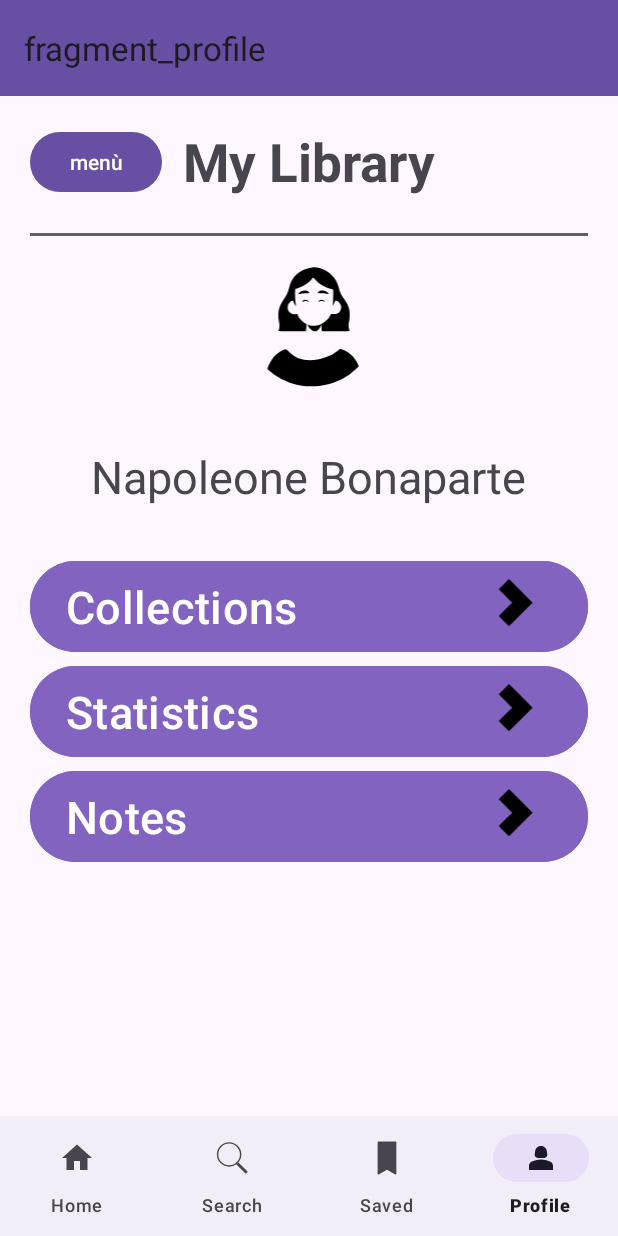
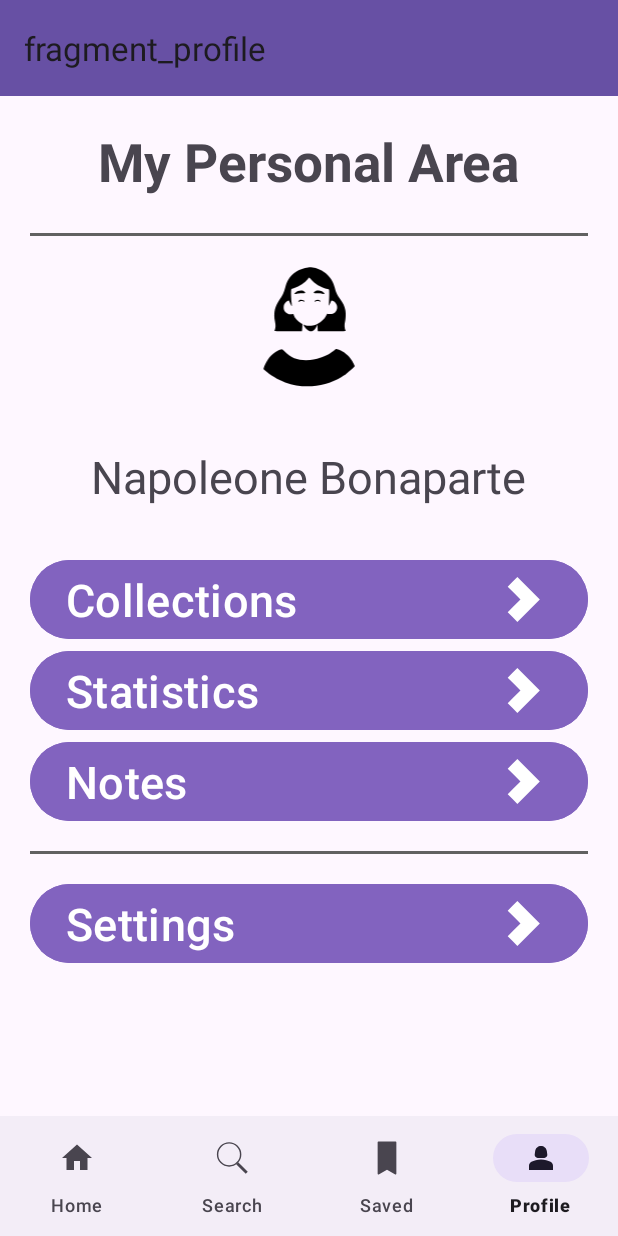
Before and after one commit to Mattia-LT/Readify, an Android app: the ProfileFragment screen opened through its navigation route, on a phone screen of 412 x 824 dp. Run offline under Robolectric (Android 15) with nearby library versions, the phone set to English and light mode, and no system bars; our stand-ins replace navigation-ui.

Commit message:
added settings in personal area added resource strings corrected dimensions arrow icon

```diff
--- /dev/null
+++ b/app/src/main/res/drawable/arrow_right_icon.xml
@@ -0,0 +1,10 @@
+<vector xmlns:android="http://schemas.android.com/apk/res/android"
+    android:width="393dp"
+    android:height="393dp"
+    android:viewportWidth="393"
+    android:viewportHeight="393">
+  <path
+      android:pathData="M153.2,42.2l-42.2,42.3 55.7,55.7 55.8,55.8 -55.8,55.8 -55.7,55.7 42.3,42.3 42.2,42.2 98,-98 98,-98 -98,-98 -98,-98 -42.3,42.2z"
+      android:fillColor="#000000"
+      android:strokeColor="#00000000"/>
+</vector>
--- a/app/src/main/res/layout/fragment_profile.xml
+++ b/app/src/main/res/layout/fragment_profile.xml
@@ -14,95 +14,85 @@
         app:layout_constraintEnd_toEndOf="parent"
         app:layout_constraintStart_toStartOf="parent"
         app:layout_constraintTop_toTopOf="parent"
-        android:padding="20dp">
+        android:padding="20sp" >
 
-        <Button
-            android:id="@+id/button"
+        <TextView
+            android:id="@+id/personal_area_title"
             android:layout_width="wrap_content"
             android:layout_height="wrap_content"
-            android:text="menù"
-            app:layout_constraintStart_toStartOf="parent"
-            app:layout_constraintTop_toTopOf="parent" />
-
-        <TextView
-            android:id="@+id/textView"
-            android:layout_width="wrap_content"
-            android:layout_height="wrap_content"
-            android:text="My Library"
-            android:textSize="35dp"
+            android:text="@string/pa_title"
+            android:textSize="35sp"
             android:textStyle="bold"
             app:layout_constraintEnd_toEndOf="parent"
             app:layout_constraintStart_toStartOf="parent"
             app:layout_constraintTop_toTopOf="parent" />
 
         <View
-            android:id="@+id/view"
             android:layout_width="match_parent"
-            android:layout_height="2dp"
+            android:layout_height="2sp"
             android:layout_marginTop="24dp"
             android:background="@color/google_login_text"
             app:layout_constraintEnd_toEndOf="parent"
             app:layout_constraintStart_toStartOf="parent"
-            app:layout_constraintTop_toBottomOf="@+id/textView" />
+            app:layout_constraintTop_toBottomOf="@+id/personal_area_title" />
 
         <ImageView
-            android:id="@+id/imageView"
-            android:layout_width="150dp"
-            android:layout_height="150dp"
-            android:layout_marginTop="8dp"
+            android:id="@+id/profile_image"
+            android:layout_width="150sp"
+            android:layout_height="150sp"
+            android:layout_marginTop="8sp"
             android:src="@drawable/ic_profile_image"
             app:layout_constraintEnd_toEndOf="parent"
-            app:layout_constraintHorizontal_bias="0.513"
             app:layout_constraintStart_toStartOf="parent"
-            app:layout_constraintTop_toBottomOf="@+id/textView" />
+            app:layout_constraintTop_toBottomOf="@+id/personal_area_title"
+            android:contentDescription="@string/pa_description_photo"/>
 
         <TextView
-            android:id="@+id/textView2"
+            android:id="@+id/textView"
             android:layout_width="wrap_content"
             android:layout_height="wrap_content"
-            android:layout_marginTop="8dp"
+            android:layout_marginTop="8sp"
             android:text="Napoleone Bonaparte"
-            android:textSize="30dp"
+            android:textSize="30sp"
             app:layout_constraintEnd_toEndOf="parent"
             app:layout_constraintStart_toStartOf="parent"
-            app:layout_constraintTop_toBottomOf="@+id/imageView" />
+            app:layout_constraintTop_toBottomOf="@+id/profile_image" />
 
         <LinearLayout
             android:id="@+id/linearLayout"
             android:layout_width="match_parent"
             android:layout_height="wrap_content"
-            android:layout_marginTop="80dp"
+            android:layout_marginTop="80sp"
             android:orientation="vertical"
             app:layout_constraintEnd_toEndOf="parent"
-            app:layout_constraintHorizontal_bias="0.6"
             app:layout_constraintStart_toStartOf="parent"
-            app:layout_constraintTop_toBottomOf="@+id/imageView">
+            app:layout_constraintTop_toBottomOf="@+id/profile_image">
 
             <androidx.constraintlayout.widget.ConstraintLayout
                 android:layout_width="match_parent"
                 android:layout_height="wrap_content">
 
                 <Button
-                    android:id="@+id/button2"
+                    android:id="@+id/collections"
                     android:layout_width="match_parent"
                     android:layout_height="wrap_content"
                     android:backgroundTint="@color/light_purple"
-                    android:gravity="left"
-                    android:paddingTop="10dp"
-                    android:paddingBottom="10dp"
-                    android:text="Collections"
-                    android:textSize="30dp"
+                    android:gravity="start"
+                    android:text="@string/pa_collections"
+                    android:textSize="30sp"
                     app:layout_constraintBottom_toBottomOf="parent"
                     app:layout_constraintTop_toTopOf="parent" />
 
                 <ImageView
-                    android:layout_width="70dp"
-                    android:layout_height="70dp"
-                    android:layout_marginEnd="16dp"
-                    android:src="@drawable/ic_arrow"
-                    app:layout_constraintBottom_toBottomOf="@+id/button2"
-                    app:layout_constraintEnd_toEndOf="@+id/button2"
-                    app:layout_constraintTop_toTopOf="@+id/button2" />
+                    android:layout_width="30sp"
+                    android:layout_height="30sp"
+                    android:layout_marginEnd="32dp"
+                    android:src="@drawable/arrow_right_icon"
+                    app:layout_constraintBottom_toBottomOf="parent"
+                    app:layout_constraintEnd_toEndOf="@+id/collections"
+                    app:layout_constraintTop_toTopOf="@+id/collections"
+                    app:tint="@color/white"
+                    android:contentDescription="@string/pa_description_arrow"/>
 
             </androidx.constraintlayout.widget.ConstraintLayout>
 
@@ -111,26 +101,27 @@
                 android:layout_height="wrap_content">
 
                 <Button
-                    android:id="@+id/button3"
+                    android:id="@+id/statistics"
                     android:layout_width="match_parent"
                     android:layout_height="wrap_content"
                     android:backgroundTint="@color/light_purple"
-                    android:gravity="left"
-                    android:paddingTop="10dp"
-                    android:paddingBottom="10dp"
-                    android:text="Statistics"
-                    android:textSize="30dp"
+                    android:gravity="start"
+
+                    android:text="@string/pa_stats"
+                    android:textSize="30sp"
                     app:layout_constraintBottom_toBottomOf="parent"
                     app:layout_constraintTop_toTopOf="parent" />
 
                 <ImageView
-                    android:layout_width="70dp"
-                    android:layout_height="70dp"
-                    android:layout_marginEnd="16dp"
-                    android:src="@drawable/ic_arrow"
-                    app:layout_constraintBottom_toBottomOf="@+id/button3"
-                    app:layout_constraintEnd_toEndOf="@+id/button3"
-                    app:layout_constraintTop_toTopOf="@+id/button3" />
+                    android:layout_width="30sp"
+                    android:layout_height="30sp"
+                    android:layout_marginEnd="32dp"
+                    android:src="@drawable/arrow_right_icon"
+                    app:layout_constraintBottom_toBottomOf="@+id/statistics"
+                    app:layout_constraintEnd_toEndOf="@+id/statistics"
+                    app:layout_constraintTop_toTopOf="@+id/statistics"
+                    app:tint="@color/white"
+                    android:contentDescription="@string/pa_description_arrow"/>
 
             </androidx.constraintlayout.widget.ConstraintLayout>
 
@@ -139,30 +130,75 @@
                 android:layout_height="wrap_content">
 
                 <Button
-                    android:id="@+id/button4"
+                    android:id="@+id/notes"
                     android:layout_width="match_parent"
                     android:layout_height="wrap_content"
                     android:backgroundTint="@color/light_purple"
-                    android:gravity="left"
-                    android:paddingTop="10dp"
-                    android:paddingBottom="10dp"
-                    android:text="Notes"
-                    android:textSize="30dp"
+                    android:gravity="start"
+
+                    android:text="@string/pa_notes"
+                    android:textSize="30sp"
                     app:layout_constraintBottom_toBottomOf="parent"
                     app:layout_constraintTop_toTopOf="parent" />
 
                 <ImageView
-                    android:layout_width="70dp"
-                    android:layout_height="70dp"
-                    android:layout_marginEnd="16dp"
-                    android:src="@drawable/ic_arrow"
-                    app:layout_constraintBottom_toBottomOf="@+id/button4"
-                    app:layout_constraintEnd_toEndOf="@+id/button4"
-                    app:layout_constraintTop_toTopOf="@+id/button4" />
+                    android:layout_width="30sp"
+                    android:layout_height="30sp"
+                    android:layout_marginEnd="32dp"
+                    android:src="@drawable/arrow_right_icon"
+                    app:layout_constraintBottom_toBottomOf="@+id/notes"
+                    app:layout_constraintEnd_toEndOf="@+id/notes"
+                    app:layout_constraintTop_toTopOf="@+id/notes"
+                    app:tint="@color/white"
+                    android:contentDescription="@string/pa_description_arrow"/>
 
             </androidx.constraintlayout.widget.ConstraintLayout>
 
         </LinearLayout>
+
+        <View
+            android:id="@+id/separator2"
+            android:layout_width="match_parent"
+            android:layout_height="2sp"
+            android:layout_marginTop="16dp"
+            android:background="@color/google_login_text"
+            app:layout_constraintEnd_toEndOf="parent"
+            app:layout_constraintStart_toStartOf="parent"
+            app:layout_constraintTop_toBottomOf="@+id/linearLayout" />
+
+        <androidx.constraintlayout.widget.ConstraintLayout
+            android:layout_width="match_parent"
+            android:layout_height="wrap_content"
+            android:layout_marginTop="16dp"
+            app:layout_constraintEnd_toEndOf="parent"
+            app:layout_constraintStart_toStartOf="parent"
+            app:layout_constraintTop_toBottomOf="@+id/separator2">
+
+            <Button
+                android:id="@+id/settings"
+                android:layout_width="match_parent"
+                android:layout_height="wrap_content"
+                android:backgroundTint="@color/light_purple"
+                android:gravity="start"
+                android:text="@string/pa_settings"
+                android:textSize="30sp"
+                app:layout_constraintBottom_toBottomOf="parent"
+                app:layout_constraintTop_toTopOf="parent"
+                app:layout_constraintVertical_bias="1.0"
+                tools:layout_editor_absoluteX="0dp" />
+
+            <ImageView
+                android:layout_width="30sp"
+                android:layout_height="30sp"
+                android:layout_marginEnd="32dp"
+                android:src="@drawable/arrow_right_icon"
+                app:layout_constraintBottom_toBottomOf="@+id/settings"
+                app:layout_constraintEnd_toEndOf="@+id/settings"
+                app:layout_constraintTop_toTopOf="@+id/settings"
+                app:tint="@color/white"
+                android:contentDescription="@string/pa_description_arrow"/>
+
+        </androidx.constraintlayout.widget.ConstraintLayout>
 
     </androidx.constraintlayout.widget.ConstraintLayout>
 
--- a/app/src/main/res/values/strings.xml
+++ b/app/src/main/res/values/strings.xml
@@ -20,4 +20,13 @@
     <string name="navigation_bar_item_saved">Saved</string>
     <!-- TODO: Remove or change this placeholder text -->
     <string name="hello_blank_fragment">Hello blank fragment</string>
+
+    <!-- pa sta per personal area UwU-->
+    <string name="pa_title">My Personal Area</string>
+    <string name="pa_collections">Collections</string>
+    <string name="pa_stats">Statistics</string>
+    <string name="pa_notes">Notes</string>
+    <string name="pa_settings">Settings</string>
+    <string name="pa_description_photo" translatable="false">personal area photo</string>
+    <string name="pa_description_arrow" translatable="false">arrow right</string>
 </resources>
```
Also changed, not shown: 1 other file.
